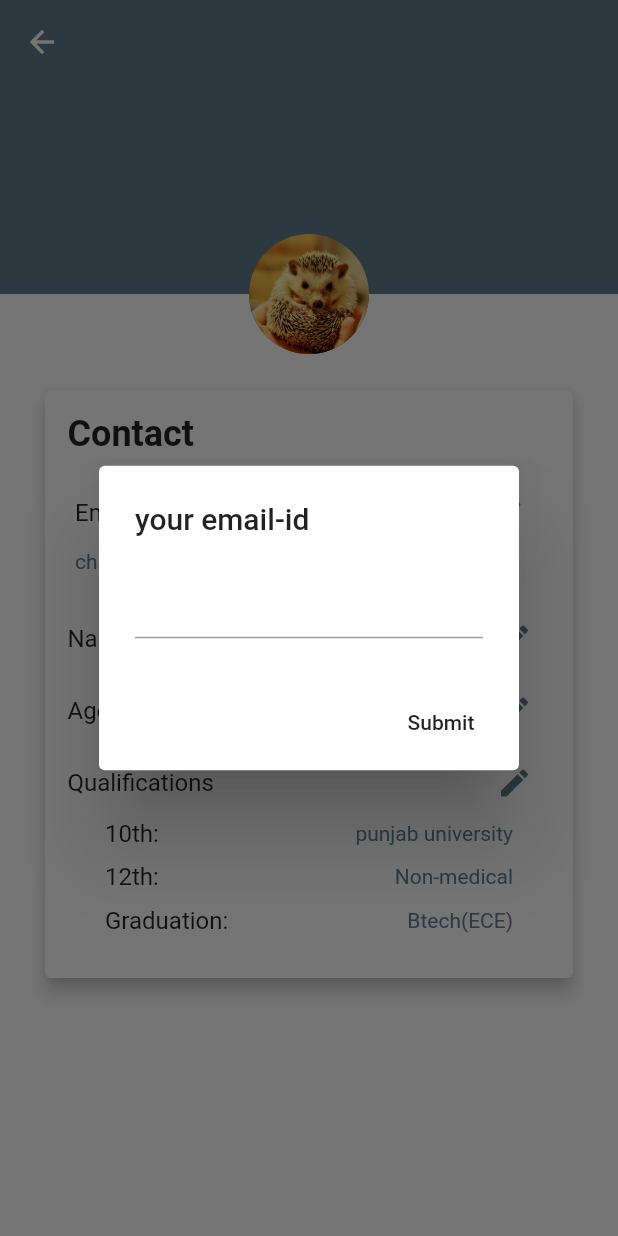
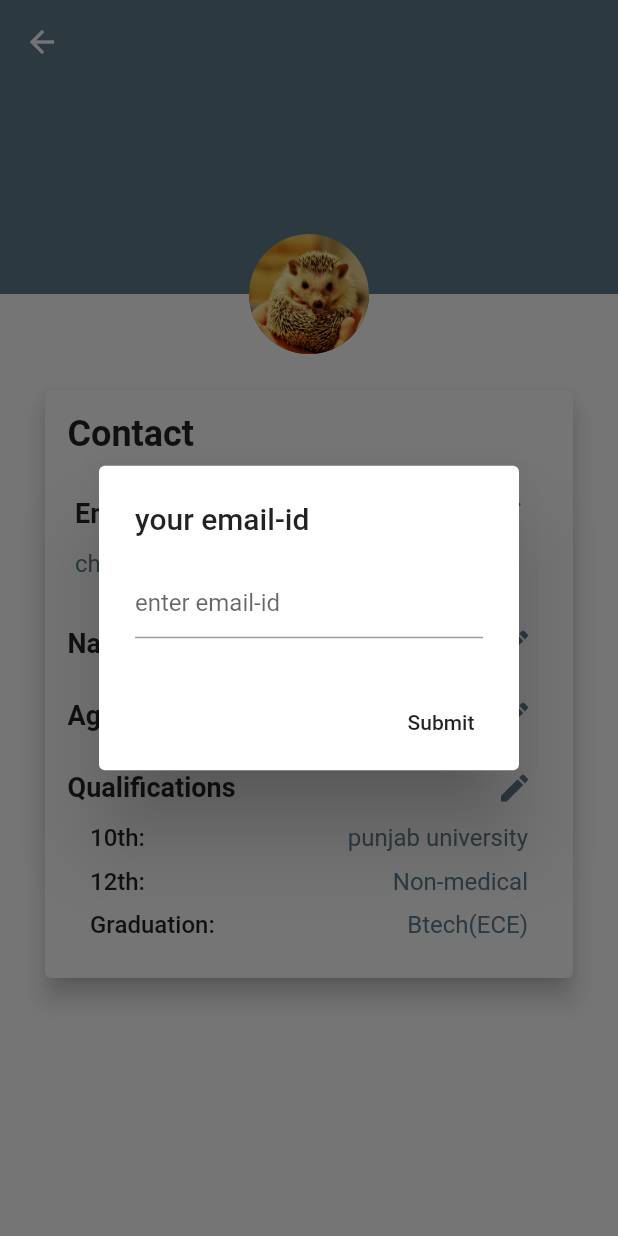
Before and after one commit to sonamchaudhary/sample_app, a Flutter app: the MyProfilePage screen opened by its route, after a tap on the "edit" icon, on a phone screen of 412 x 824 dp. Run offline on Flutter 3.47's test engine with Material 2 defaults, Android fonts, the phone set to English and light mode, and no system bars.

```diff
--- a/lib/components/profile_page_card.dart
+++ b/lib/components/profile_page_card.dart
@@ -6,10 +6,9 @@ class ProfilePageCard extends StatefulWidget {
 }
 
 class ProfilePageCardState extends State<ProfilePageCard> {
-
   String _emailid = 'chaudharysonam17@gmail.com';
   String _name = 'Sonam Chaudhary';
-  int _age = 24;
+  String _age = '24';
   String _qualification10 = 'punjab university';
   String _qualification12 = 'Non-medical';
   String _qualification_grads = 'Btech(ECE)';
@@ -19,22 +18,116 @@ class ProfilePageCardState extends State<ProfilePageCard> {
         context: context,
         builder: (context) {
           return AlertDialog(
-              title: Text('your email-id'), content: TextField(
-                onSubmitted:(String value){
-               _emailid =value;
-              },),
-             actions: <Widget>[FlatButton(child: Text('Submit'),
-              onPressed:() {
-                Navigator.pop(context);
-              },)],
-              );
+            title: Text('your email-id'),
+            content: TextField( decoration:InputDecoration(
+                hintText: 'enter email-id'),
+              onSubmitted: (String value) {
+              _emailid = value;
+            }),
+            actions: <Widget>[
+              FlatButton(
+                child: Text('Submit'),
+                onPressed: () {
+                  Navigator.pop(context);
+                  this.setState(() {
+                    _emailid ;
+                  });
+                },
+              )
+            ],
+          );
+        });
+  }
+
+  _editNameDialog(BuildContext context) {
+    return showDialog(
+        context: context,
+        builder: (context) {
+          return AlertDialog(
+            title: Text('your Name'),
+            content: TextField(decoration: InputDecoration(hintText: 'enter name'),
+              onSubmitted: (String value) {
+                _name = value;
+              },
+            ),
+            actions: <Widget>[
+              FlatButton(
+                child: Text('Submit'),
+                onPressed: () {
+                  Navigator.pop(context);
+                },
+              )
+            ],
+          );
+        });
+  }
+
+  _editAgeDialog(BuildContext context) {
+    return showDialog(
+        context: context,
+        builder: (context) {
+          return AlertDialog(
+            title: Text('your Age'),
+            content: TextField(decoration: InputDecoration(hintText: 'enter age'),
+              onSubmitted: (String value) {
+                _age = value;
+              },
+            ),
+            actions: <Widget>[
+              FlatButton(
+                child: Text('Submit'),
+                onPressed: () {
+                  Navigator.pop(context);
+                },
+              )
+            ],
+          );
+        });
+  }
+
+  _editQualificationDialog(BuildContext context) {
+    return showDialog(
+        context: context,
+        builder: (context) {
+          return AlertDialog(
+            title: Text('your Qualification'),
+            content: SingleChildScrollView(
+              child: ListBody(
+                children: <Widget>[
+                  TextField(decoration: InputDecoration(hintText: '10th'),
+                    onSubmitted: (String value) {
+                      _qualification10 = value;
+                    },
+                  ),
+                  TextField(decoration: InputDecoration(hintText: '12th'),
+                    onSubmitted: (String value) {
+                      _qualification12 = value;
+                    },
+                  ),
+                  TextField(decoration: InputDecoration(hintText: 'Graduation'),
+                    onSubmitted: (String value) {
+                      _qualification_grads = value;
+                    },
+                  ),
+                ],
+              ),
+            ),
+            actions: <Widget>[
+              FlatButton(
+                child: Text('Submit'),
+                onPressed: () {
+                  Navigator.pop(context);
+                },
+              )
+            ],
+          );
         });
   }
 
   @override
   Widget build(BuildContext context) {
     return Card(
-      elevation: 5.0,
+      elevation: 7.0,
       child: Column(
         children: <Widget>[
           Container(
@@ -44,7 +137,7 @@ class ProfilePageCardState extends State<ProfilePageCard> {
               children: <Widget>[
                 Text(
                   'Contact',
-                  style: TextStyle(fontSize: 24.0, fontWeight: FontWeight.w600),
+                  style: TextStyle(fontSize: 24.0, fontWeight: FontWeight.bold),
                 ),
               ],
             ),
@@ -58,8 +151,7 @@ class ProfilePageCardState extends State<ProfilePageCard> {
                       Text(
                         'Email-id',
                         style: TextStyle(
-                          fontSize: 16.0,
-                        ),
+                            fontSize: 18.0, fontWeight: FontWeight.bold),
                       ),
                       Spacer(),
                       IconButton(
@@ -77,7 +169,10 @@ class ProfilePageCardState extends State<ProfilePageCard> {
                     children: <Widget>[
                       Text(
                         '$_emailid',
-                        style: TextStyle(color: Colors.blueGrey),
+                        style: TextStyle(
+                          color: Colors.blueGrey,
+                          fontSize: 16.0,
+                        ),
                       )
                     ],
                   )
@@ -92,19 +187,22 @@ class ProfilePageCardState extends State<ProfilePageCard> {
               children: <Widget>[
                 Text(
                   'Name:',
+                  style: TextStyle(fontSize: 18.0, fontWeight: FontWeight.bold),
+                ),
+                Spacer(),
+                Text(
+                  '$_name',
                   style: TextStyle(
+                    color: Colors.blueGrey,
                     fontSize: 16.0,
                   ),
                 ),
                 Spacer(),
-                Text(
-                  '$_name',
-                  style: TextStyle(color: Colors.blueGrey),
-                ),
-                Spacer(),
                 IconButton(
                   icon: Icon(Icons.edit, color: Colors.blueGrey),
-                  onPressed: () {},
+                  onPressed: () {
+                    _editNameDialog(context);
+                  },
                 )
               ],
             ),
@@ -115,19 +213,22 @@ class ProfilePageCardState extends State<ProfilePageCard> {
               children: <Widget>[
                 Text(
                   'Age:',
+                  style: TextStyle(fontSize: 18.0, fontWeight: FontWeight.bold),
+                ),
+                Spacer(),
+                Text(
+                  '$_age',
                   style: TextStyle(
+                    color: Colors.blueGrey,
                     fontSize: 16.0,
                   ),
                 ),
                 Spacer(),
-                Text(
-                  '$_age',
-                  style: TextStyle(color: Colors.blueGrey),
-                ),
-                Spacer(),
                 IconButton(
                   icon: Icon(Icons.edit, color: Colors.blueGrey),
-                  onPressed: () {},
+                  onPressed: () {
+                    _editAgeDialog(context);
+                  },
                 )
               ],
             ),
@@ -141,8 +242,7 @@ class ProfilePageCardState extends State<ProfilePageCard> {
                       Text(
                         'Qualifications',
                         style: TextStyle(
-                          fontSize: 16.0,
-                        ),
+                            fontSize: 18.0, fontWeight: FontWeight.bold),
                       ),
                       Spacer(),
                       IconButton(
@@ -150,24 +250,30 @@ class ProfilePageCardState extends State<ProfilePageCard> {
                           Icons.edit,
                           color: Colors.blueGrey,
                         ),
-                        onPressed: () {},
+                        onPressed: () {
+                          _editQualificationDialog(context);
+                        },
                       )
                     ],
                   ),
                   Container(
-                    padding: EdgeInsets.symmetric(horizontal: 25.0),
+                    padding: EdgeInsets.symmetric(horizontal: 15.0),
                     child: Column(
                       children: <Widget>[
                         Row(
                           children: <Widget>[
                             Text(
                               '10th:',
-                              style: TextStyle(fontSize: 16.0),
+                              style: TextStyle(
+                                  fontSize: 16.0, fontWeight: FontWeight.w500),
                             ),
                             Spacer(),
                             Text(
                               ' $_qualification10',
-                              style: TextStyle(color: Colors.blueGrey),
+                              style: TextStyle(
+                                color: Colors.blueGrey,
+                                fontSize: 16.0,
+                              ),
                             )
                           ],
                         ),
@@ -178,12 +284,16 @@ class ProfilePageCardState extends State<ProfilePageCard> {
                           children: <Widget>[
                             Text(
                               '12th:',
-                              style: TextStyle(fontSize: 16.0),
+                              style: TextStyle(
+                                  fontSize: 16.0, fontWeight: FontWeight.w500),
                             ),
                             Spacer(),
                             Text(
                               '$_qualification12',
-                              style: TextStyle(color: Colors.blueGrey),
+                              style: TextStyle(
+                                color: Colors.blueGrey,
+                                fontSize: 16.0,
+                              ),
                             )
                           ],
                         ),
@@ -194,12 +304,16 @@ class ProfilePageCardState extends State<ProfilePageCard> {
                           children: <Widget>[
                             Text(
                               'Graduation:',
-                              style: TextStyle(fontSize: 16.0),
+                              style: TextStyle(
+                                  fontSize: 16.0, fontWeight: FontWeight.w500),
                             ),
                             Spacer(),
                             Text(
                               '$_qualification_grads',
-                              style: TextStyle(color: Colors.blueGrey),
+                              style: TextStyle(
+                                color: Colors.blueGrey,
+                                fontSize: 16.0,
+                              ),
                             )
                           ],
                         ),
```
